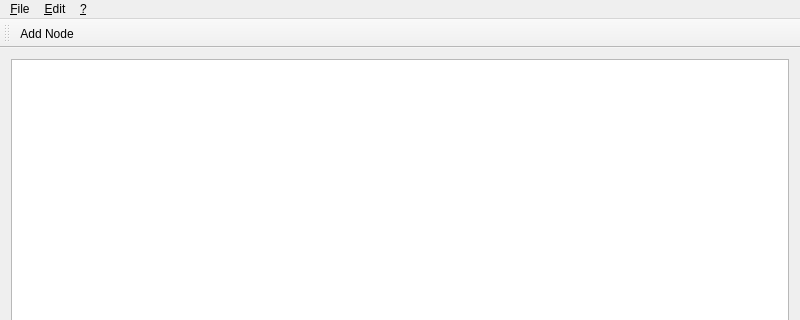
The window that mainwindow.ui (tsymalla/mindmap-editor) describes before a commit, drawn with Qt 5; both pictures show x 0 to 800 and y 0 to 320 of the 800 by 600 pixel window.
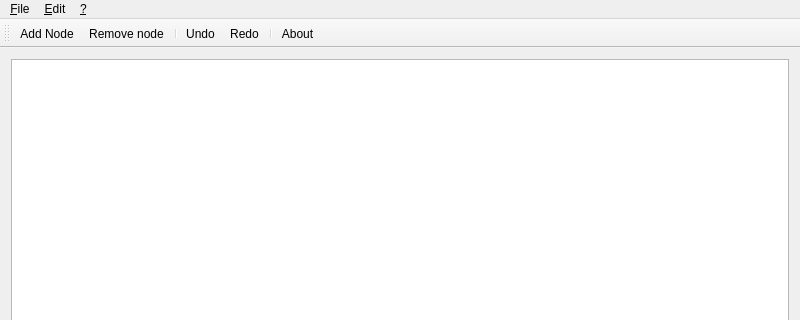
The same window after the commit. Icons and pictures are not drawn.

Commit message: Added icons, fixed remove-add functionality

```diff
--- a/mainwindow.ui
+++ b/mainwindow.ui
@@ -58,6 +58,12 @@
    <addaction name="menu"/>
   </widget>
   <widget class="QToolBar" name="mainToolBar">
+   <property name="iconSize">
+    <size>
+     <width>24</width>
+     <height>24</height>
+    </size>
+   </property>
    <attribute name="toolBarArea">
     <enum>TopToolBarArea</enum>
    </attribute>
@@ -65,6 +71,12 @@
     <bool>false</bool>
    </attribute>
    <addaction name="actionAdd_Node"/>
+   <addaction name="actionRemove_node"/>
+   <addaction name="separator"/>
+   <addaction name="action_Undo"/>
+   <addaction name="action_Redo"/>
+   <addaction name="separator"/>
+   <addaction name="action_About"/>
   </widget>
   <widget class="QStatusBar" name="statusBar"/>
   <action name="action_New_Mindmap">
@@ -128,6 +140,20 @@
     <string>Add Node</string>
    </property>
   </action>
+  <action name="actionRemove_node">
+   <property name="icon">
+    <iconset theme=":icons/remove_node.ico"/>
+   </property>
+   <property name="text">
+    <string>Remove node</string>
+   </property>
+   <property name="toolTip">
+    <string>Remove node</string>
+   </property>
+   <property name="shortcut">
+    <string>Del</string>
+   </property>
+  </action>
  </widget>
  <layoutdefault spacing="6" margin="11"/>
  <resources/>
```
Left out of the diff: 23 changed lines with no effect on the pictures. The commit also changes 11 other files.
